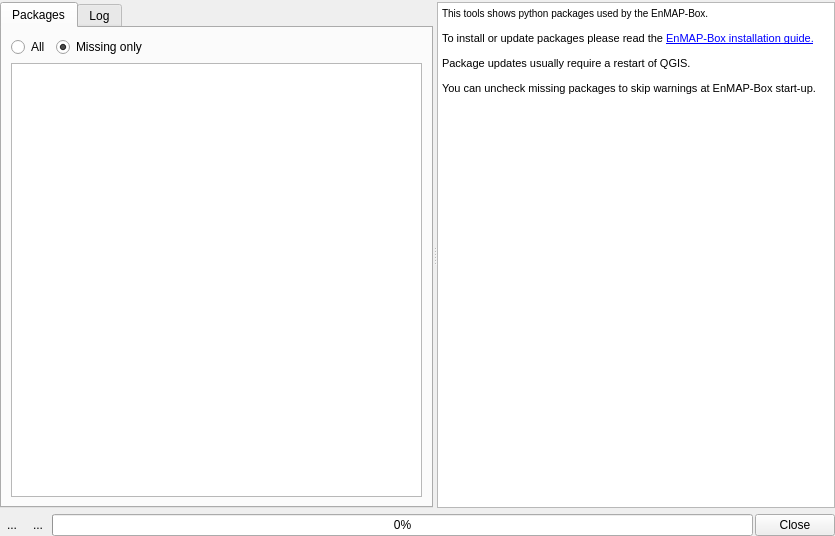
The window that enmapbox/gui/ui/pippackageinstaller.ui (EnMAP-Box/enmap-box) describes before a commit, drawn with Qt 5.
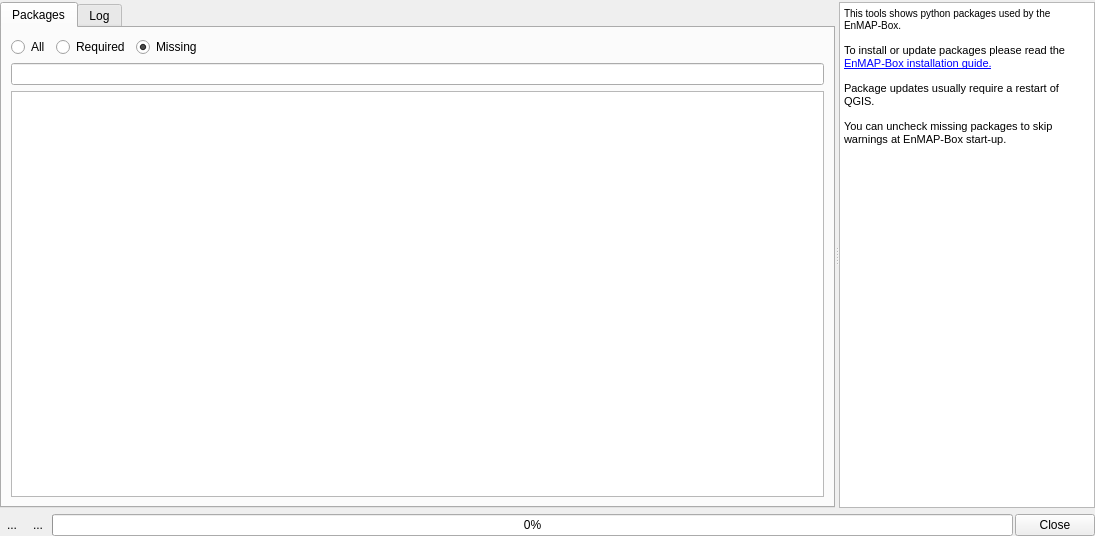
The same window after the commit. Icons and pictures are not drawn. Custom widgets are drawn as their Qt base class.

Commit message: addresses #760 added requirements.csv to describe EnMAP-Box package dependencies refactoring dependencycheck.py, PIPPackageInfoTask, PIPPackageInstallerTableModel shows more info disabled install/update

The edit to the form file:
```diff
--- a/enmapbox/gui/ui/pippackageinstaller.ui
+++ b/enmapbox/gui/ui/pippackageinstaller.ui
@@ -6,7 +6,7 @@
    <rect>
     <x>0</x>
     <y>0</y>
-    <width>835</width>
+    <width>1095</width>
     <height>536</height>
    </rect>
   </property>
@@ -28,10 +28,22 @@
    </property>
    <item>
     <widget class="QSplitter" name="splitter_2">
+     <property name="sizePolicy">
+      <sizepolicy hsizetype="Expanding" vsizetype="Preferred">
+       <horstretch>0</horstretch>
+       <verstretch>1</verstretch>
+      </sizepolicy>
+     </property>
      <property name="orientation">
       <enum>Qt::Horizontal</enum>
      </property>
      <widget class="QTabWidget" name="tabWidget">
+      <property name="sizePolicy">
+       <sizepolicy hsizetype="Expanding" vsizetype="Expanding">
+        <horstretch>1</horstretch>
+        <verstretch>0</verstretch>
+       </sizepolicy>
+      </property>
       <property name="currentIndex">
        <number>0</number>
       </property>
@@ -55,10 +67,17 @@
             </property>
            </widget>
           </item>
+          <item>
+           <widget class="QRadioButton" name="rbRequired">
+            <property name="text">
+             <string>Required</string>
+            </property>
+           </widget>
+          </item>
           <item>
            <widget class="QRadioButton" name="rbMissingOnly">
             <property name="text">
-             <string>Missing only</string>
+             <string>Missing</string>
             </property>
             <property name="checked">
              <bool>true</bool>
@@ -80,6 +99,25 @@
           </item>
          </layout>
         </item>
+        <item>
+         <widget class="QgsFilterLineEdit" name="tbFilter">
+          <property name="text">
+           <string/>
+          </property>
+          <property name="clearButtonEnabled">
+           <bool>true</bool>
+          </property>
+          <property name="showSearchIcon">
+           <bool>true</bool>
+          </property>
+          <property name="showSpinner">
+           <bool>false</bool>
+          </property>
+          <property name="qgisRelation" stdset="0">
+           <string notr="true"/>
+          </property>
+         </widget>
+        </item>
         <item>
          <widget class="QSplitter" name="splitter">
           <property name="orientation">
@@ -135,11 +173,11 @@
        <string>&lt;!DOCTYPE HTML PUBLIC &quot;-//W3C//DTD HTML 4.0//EN&quot; &quot;http://www.w3.org/TR/REC-html40/strict.dtd&quot;&gt;
 &lt;html&gt;&lt;head&gt;&lt;meta name=&quot;qrichtext&quot; content=&quot;1&quot; /&gt;&lt;style type=&quot;text/css&quot;&gt;
 p, li { white-space: pre-wrap; }
-&lt;/style&gt;&lt;/head&gt;&lt;body style=&quot; font-family:'MS Shell Dlg 2'; font-size:7.8pt; font-weight:400; font-style:normal;&quot;&gt;
-&lt;p style=&quot; margin-top:12px; margin-bottom:0px; margin-left:0px; margin-right:0px; -qt-block-indent:0; text-indent:0px;&quot;&gt;This tools shows python packages used by the EnMAP-Box.&lt;/p&gt;
-&lt;p style=&quot; margin-top:12px; margin-bottom:0px; margin-left:0px; margin-right:0px; -qt-block-indent:0; text-indent:0px;&quot;&gt;&lt;span style=&quot; font-size:8pt;&quot;&gt;To install or update packages please read the &lt;/span&gt;&lt;a href=&quot;https://enmap-box.readthedocs.io/en/latest/usr_section/usr_installation.html&quot;&gt;&lt;span style=&quot; font-size:8pt; text-decoration: underline; color:#0000ff;&quot;&gt;EnMAP-Box installation guide.&lt;/span&gt;&lt;/a&gt;&lt;/p&gt;
-&lt;p style=&quot; margin-top:12px; margin-bottom:12px; margin-left:0px; margin-right:0px; -qt-block-indent:0; text-indent:0px;&quot;&gt;&lt;span style=&quot; font-size:8pt;&quot;&gt;Package updates usually require a restart of QGIS. &lt;/span&gt;&lt;/p&gt;
-&lt;p style=&quot; margin-top:0px; margin-bottom:12px; margin-left:0px; margin-right:0px; -qt-block-indent:0; text-indent:0px;&quot;&gt;&lt;span style=&quot; font-size:8pt;&quot;&gt;You can uncheck missing packages to skip warnings at EnMAP-Box start-up.&lt;/span&gt;&lt;/p&gt;&lt;/body&gt;&lt;/html&gt;</string>
+&lt;/style&gt;&lt;/head&gt;&lt;body style=&quot; font-family:'Sans Serif'; font-size:9pt; font-weight:400; font-style:normal;&quot;&gt;
+&lt;p style=&quot; margin-top:12px; margin-bottom:0px; margin-left:0px; margin-right:0px; -qt-block-indent:0; text-indent:0px;&quot;&gt;&lt;span style=&quot; font-family:'MS Shell Dlg 2'; font-size:7.8pt;&quot;&gt;This tools shows python packages used by the EnMAP-Box.&lt;/span&gt;&lt;/p&gt;
+&lt;p style=&quot; margin-top:12px; margin-bottom:0px; margin-left:0px; margin-right:0px; -qt-block-indent:0; text-indent:0px;&quot;&gt;&lt;span style=&quot; font-family:'MS Shell Dlg 2'; font-size:8pt;&quot;&gt;To install or update packages please read the &lt;/span&gt;&lt;a href=&quot;https://enmap-box.readthedocs.io/en/latest/usr_section/usr_installation.html&quot;&gt;&lt;span style=&quot; font-family:'MS Shell Dlg 2'; font-size:8pt; text-decoration: underline; color:#0000ff;&quot;&gt;EnMAP-Box installation guide.&lt;/span&gt;&lt;/a&gt;&lt;/p&gt;
+&lt;p style=&quot; margin-top:12px; margin-bottom:12px; margin-left:0px; margin-right:0px; -qt-block-indent:0; text-indent:0px;&quot;&gt;&lt;span style=&quot; font-family:'MS Shell Dlg 2'; font-size:8pt;&quot;&gt;Package updates usually require a restart of QGIS. &lt;/span&gt;&lt;/p&gt;
+&lt;p style=&quot; margin-top:0px; margin-bottom:12px; margin-left:0px; margin-right:0px; -qt-block-indent:0; text-indent:0px;&quot;&gt;&lt;span style=&quot; font-family:'MS Shell Dlg 2'; font-size:8pt;&quot;&gt;You can uncheck missing packages to skip warnings at EnMAP-Box start-up.&lt;/span&gt;&lt;/p&gt;&lt;/body&gt;&lt;/html&gt;</string>
       </property>
      </widget>
     </widget>
@@ -223,6 +261,11 @@
   </action>
  </widget>
  <customwidgets>
+  <customwidget>
+   <class>QgsFilterLineEdit</class>
+   <extends>QLineEdit</extends>
+   <header>qgsfilterlineedit.h</header>
+  </customwidget>
   <customwidget>
    <class>PIPPackageInstallerTableView</class>
    <extends>QTableView</extends>
```
The commit also changes 4 other files.
